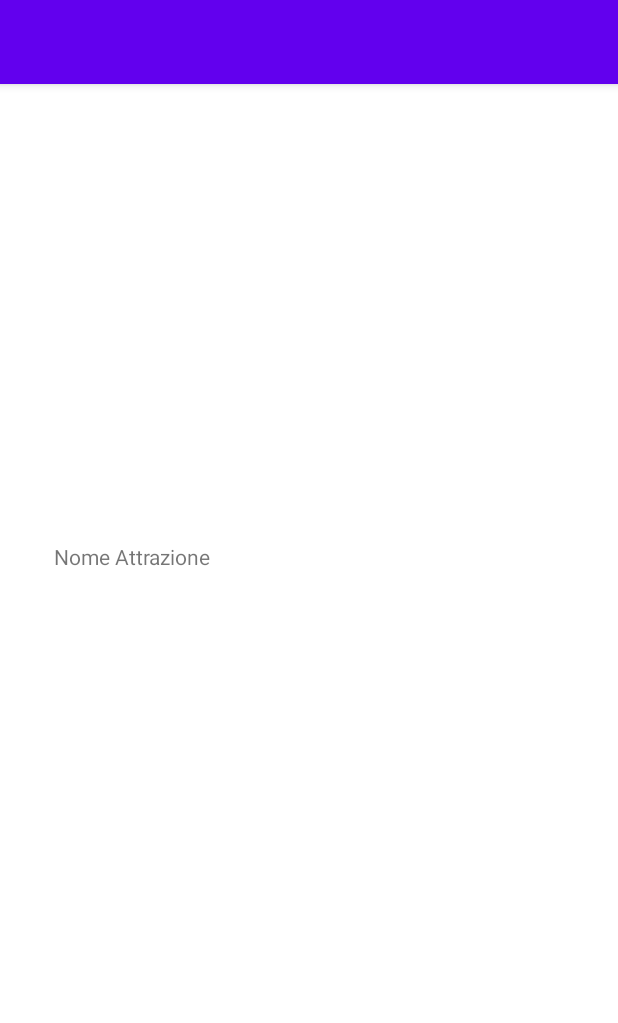
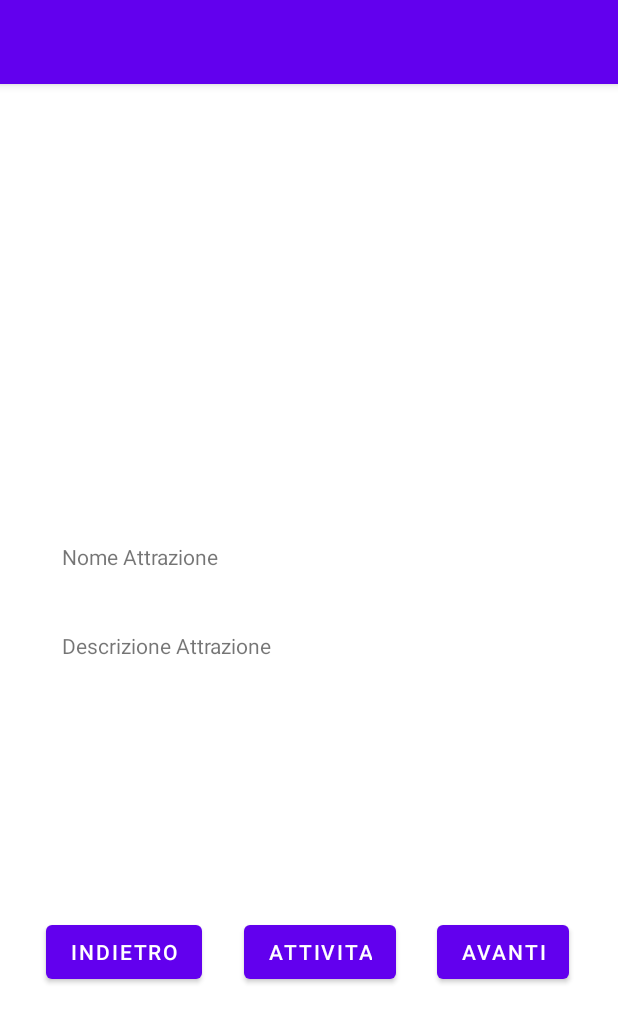
Before and after one commit to BlakeRedBeard/PercorsoCulturale, an Android app: the AttrazioneActivity screen opened directly, with no data from a screen before it, on a phone screen of 412 x 824 dp. Shown: the top 1023 px of the screen. Run offline under Robolectric (Android 15) with nearby library versions, the phone set to English and light mode, and no system bars; our stand-ins replace Firebase (no records; nobody signed in at launch, a user with empty details on screens opened directly).

Commit message:
Generazione delle attrazioni completata Aggiunta la funzionalità per la visualizzazione delle attrazioni di un percorso

```diff
--- a/app/src/main/AndroidManifest.xml
+++ b/app/src/main/AndroidManifest.xml
@@ -28,6 +28,11 @@
             android:name=".MostraPercorsiActivity"
             android:exported="false"
             android:label="@string/title_activity_mostra_percorsi"
+            android:theme="@style/Theme.PercorsoCulturale.NoActionBar" />
+        <activity
+            android:name=".MostraAttrazioni"
+            android:exported="false"
+            android:label="Mostra attrazioni"
             android:theme="@style/Theme.PercorsoCulturale.NoActionBar" />
         <activity
             android:name=".LoginActivity"
--- a/app/src/main/java/com/example/percorsoculturale/MostraAttrazioni.java
+++ b/app/src/main/java/com/example/percorsoculturale/MostraAttrazioni.java
@@ -38,6 +38,7 @@ public class MostraAttrazioni extends AppCompatActivity {
     private ImageView immagineAttrazione;
     private FirebaseFirestore db;
     private FirebaseStorage storage;
+    private int id;
     private static ArrayList<String> attrazioni;
 
     public static void setAttrazioni(Collection<String> lista){
@@ -61,7 +62,7 @@ public class MostraAttrazioni extends AppCompatActivity {
         if(savedInstanceState == null) {
            Bundle extra = getIntent().getExtras();
            if (extra != null) {
-               int id = Integer.getInteger(extra.getString("attrazione"));
+               id = extra.getInt("attrazione");
                if(id < 0){
                    //TODO generare eccezione (non è possibile identificare l'attrazione)
                }
@@ -71,7 +72,7 @@ public class MostraAttrazioni extends AppCompatActivity {
                    @Override
                    public void onClick(View v) {
                        Intent intent = new Intent(getApplicationContext(), MostraAttrazioni.class);
-                       intent.putExtra("attrazione", Integer.toString(id+1));
+                       intent.putExtra("attrazione", id+1);
                        startActivity(intent);
                    }
                });
--- a/app/src/main/java/com/example/percorsoculturale/RicercaPercorsiActivity.java
+++ b/app/src/main/java/com/example/percorsoculturale/RicercaPercorsiActivity.java
@@ -93,6 +93,7 @@ public class RicercaPercorsiActivity extends AppCompatActivity {
                                         nomi_percorsi.add((String) entry.getValue());
                                 }
                             }
+                            arrayAdapter.notifyDataSetChanged();
                         } else {
                             Log.w("DEBUG", "Error getting documents.", task.getException());
                         }
--- a/app/src/main/res/layout/activity_attrazione.xml
+++ b/app/src/main/res/layout/activity_attrazione.xml
@@ -31,9 +31,9 @@
         android:id="@+id/nomeAttrazione"
         android:layout_width="330dp"
         android:layout_height="35dp"
-        android:layout_marginStart="36dp"
         android:layout_marginTop="32dp"
         android:text="Nome Attrazione"
+        app:layout_constraintEnd_toEndOf="parent"
         app:layout_constraintStart_toStartOf="parent"
         app:layout_constraintTop_toBottomOf="@+id/immagineAttrazione"
         tools:ignore="UnknownId" />
@@ -44,7 +44,6 @@
         android:layout_height="229dp"
         android:layout_marginTop="44dp"
         app:layout_constraintEnd_toEndOf="parent"
-        app:layout_constraintHorizontal_bias="0.493"
         app:layout_constraintStart_toStartOf="parent"
         app:layout_constraintTop_toBottomOf="@+id/appBarLayout"
         app:srcCompat="@drawable/ic_baseline_person_outline_24" />
@@ -53,18 +52,22 @@
         android:id="@+id/descrizioneAttrazione"
         android:layout_width="330dp"
         android:layout_height="62dp"
+        android:layout_marginTop="24dp"
         android:text="Descrizione Attrazione"
-        tools:ignore="MissingConstraints,UnknownIdInLayout"
-        tools:layout_editor_absoluteX="36dp"
-        tools:layout_editor_absoluteY="423dp" />
+        app:layout_constraintEnd_toEndOf="parent"
+        app:layout_constraintStart_toStartOf="parent"
+        app:layout_constraintTop_toBottomOf="@+id/nomeAttrazione"
+        tools:ignore="MissingConstraints,UnknownIdInLayout" />
 
     <Button
         android:id="@+id/btnIndietro"
         android:layout_width="wrap_content"
         android:layout_height="wrap_content"
         android:text="Indietro"
-        tools:layout_editor_absoluteX="158dp"
-        tools:layout_editor_absoluteY="621dp"
+        app:layout_constraintEnd_toEndOf="parent"
+        app:layout_constraintHorizontal_bias="0.1"
+        app:layout_constraintStart_toStartOf="parent"
+        app:layout_constraintTop_toTopOf="@+id/btnAvanti"
         tools:ignore="MissingConstraints" />
 
     <Button
@@ -72,17 +75,23 @@
         android:layout_width="wrap_content"
         android:layout_height="wrap_content"
         android:text="Attivita"
-        tools:layout_editor_absoluteX="294dp"
-        tools:layout_editor_absoluteY="621dp"
+        app:layout_constraintEnd_toStartOf="@+id/btnAvanti"
+        app:layout_constraintStart_toEndOf="@+id/btnIndietro"
+        app:layout_constraintTop_toTopOf="@+id/btnAvanti"
         tools:ignore="MissingConstraints" />
 
     <Button
         android:id="@+id/btnAvanti"
         android:layout_width="wrap_content"
         android:layout_height="wrap_content"
+        android:layout_marginTop="128dp"
         android:text="Avanti"
-        tools:layout_editor_absoluteX="23dp"
-        tools:layout_editor_absoluteY="621dp"
-        tools:ignore="MissingConstraints" />
+        android:visibility="visible"
+        app:layout_constraintEnd_toEndOf="parent"
+        app:layout_constraintHorizontal_bias="0.9"
+        app:layout_constraintStart_toStartOf="parent"
+        app:layout_constraintTop_toBottomOf="@+id/descrizioneAttrazione"
+        tools:ignore="MissingConstraints"
+        tools:visibility="visible" />
 
 </androidx.constraintlayout.widget.ConstraintLayout>
```
Also changed, not shown: app/src/main/java/com/example/percorsoculturale/MostraPercorsiActivity.java (+6 -10 lines), app/src/main/res/layout/activity_mostra_percorso.xml (+9 -7 lines).
